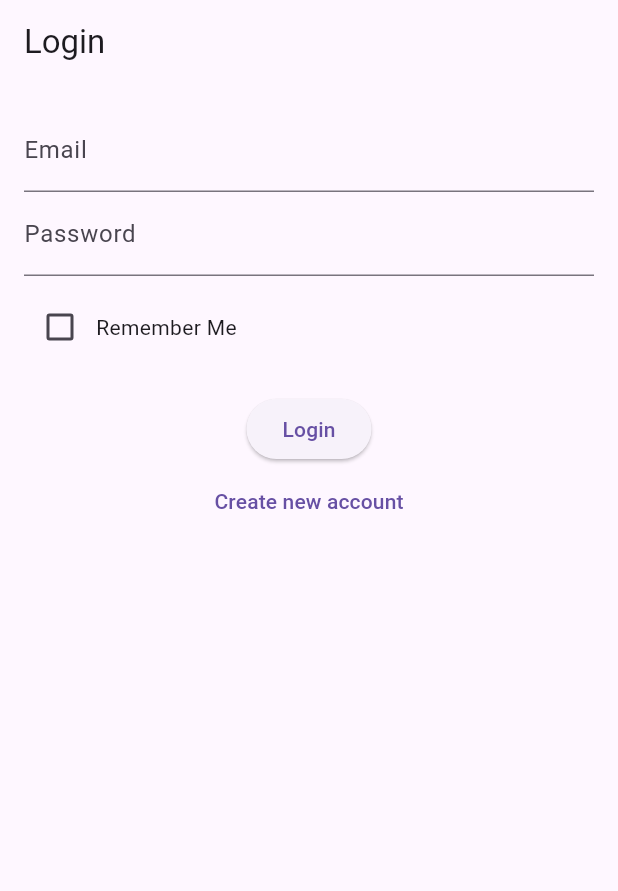
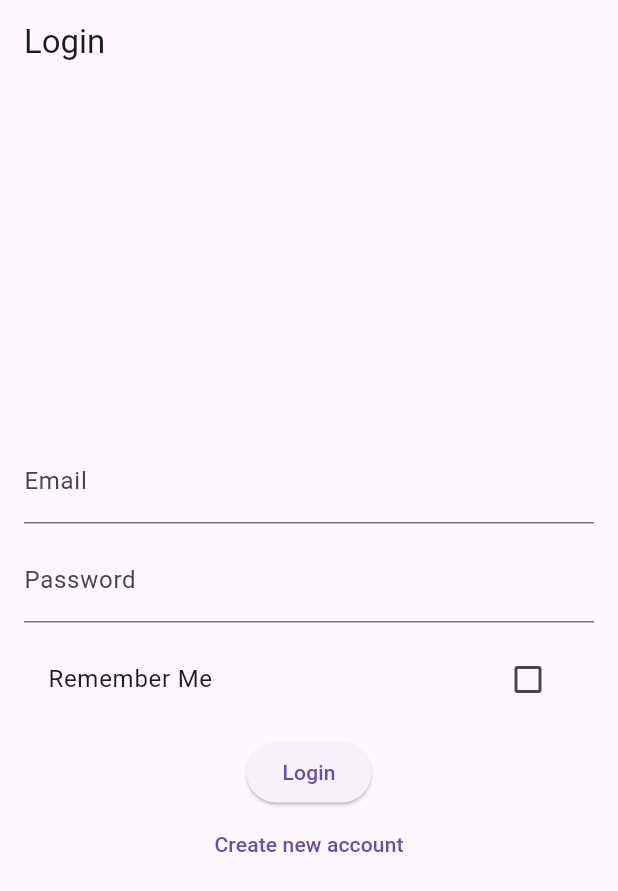
Before and after one commit to Cpos64/R.E.M., a Flutter app: the screen it shows after launch, on a phone screen of 412 x 824 dp. Shown: the top 891 px of the screen. Run offline on Flutter 3.47's test engine with Material 3 defaults, Android fonts, the light colour scheme and no system bars; our stand-ins replace cloud_firestore, firebase_auth, firebase_core, shared_preferences; accounts and stored records are empty; generated files the repository leaves out were written again.

Commit message:
Add login/signup UI with Remember Me, fix logout, and theme toggle

```diff
--- a/lib/main.dart
+++ b/lib/main.dart
@@ -1,12 +1,12 @@
 import 'package:flutter/material.dart';
 import 'package:firebase_core/firebase_core.dart';
+import 'package:firebase_auth/firebase_auth.dart';
 import 'firebase_options.dart';
-import 'auth_screen.dart';
+import 'screens/login_screen.dart';
 import 'home_screen.dart';
 import 'dreams_screen.dart';
 import 'sleep_log_screen.dart';
 import 'package:shared_preferences/shared_preferences.dart';
-import 'package:firebase_auth/firebase_auth.dart';
 
 void main() async {
   WidgetsFlutterBinding.ensureInitialized();
@@ -53,25 +53,27 @@
 
   @override
   Widget build(BuildContext context) {
+    return StreamBuilder<User?>(
+      stream: FirebaseAuth.instance.authStateChanges(),
+      builder: (context, snapshot) {
+        final isLoggedIn = snapshot.hasData;
+
         return MaterialApp(
           title: 'R.E.M',
           theme: _isDarkTheme ? ThemeData.dark() : ThemeData.light(),
           debugShowCheckedModeBanner: false,
-      home: FirebaseAuth.instance.currentUser == null
-          ? AuthScreen()
-          : HomeScreen(
+          home: isLoggedIn
+              ? HomeScreen(
                   toggleTheme: _toggleTheme,
                   isDarkTheme: _isDarkTheme,
-            ),
+                )
+              : const LoginScreen(),
           routes: {
-        '/auth': (context) => AuthScreen(),
-        '/home': (context) => HomeScreen(
-              toggleTheme: _toggleTheme,
-              isDarkTheme: _isDarkTheme,
-            ),
             '/dreams': (context) => DreamsScreen(),
             '/sleep_logs': (context) => SleepLogScreen(),
           },
         );
+      },
+    );
   }
 }
--- /dev/null
+++ b/lib/screens/login_screen.dart
@@ -0,0 +1,143 @@
+import 'package:flutter/material.dart';
+import 'package:firebase_auth/firebase_auth.dart';
+import '../home_screen.dart';
+import 'package:shared_preferences/shared_preferences.dart';
+
+
+class LoginScreen extends StatefulWidget {
+  const LoginScreen({super.key});
+
+  @override
+  State<LoginScreen> createState() => _LoginScreenState();
+}
+
+class _LoginScreenState extends State<LoginScreen> {
+  final _emailController = TextEditingController();
+  final _passwordController = TextEditingController();
+  bool _isLogin = true;
+  bool _isLoading = false;
+  String? _error;
+  bool _rememberMe = false;
+
+  @override
+  void initState() {
+    super.initState();
+    _loadSavedCredentials();
+  }
+
+  Future<void> _loadSavedCredentials() async {
+    final prefs = await SharedPreferences.getInstance();
+    final savedEmail = prefs.getString('email');
+    final savedPassword = prefs.getString('password');
+
+    if (savedEmail != null && savedPassword != null) {
+      _emailController.text = savedEmail;
+      _passwordController.text = savedPassword;
+      setState(() {
+        _rememberMe = true;
+      });
+    }
+  }
+
+  Future<void> _saveCredentials() async {
+    final prefs = await SharedPreferences.getInstance();
+    if (_rememberMe) {
+      await prefs.setString('email', _emailController.text.trim());
+      await prefs.setString('password', _passwordController.text.trim());
+    } else {
+      await prefs.remove('email');
+      await prefs.remove('password');
+    }
+  }
+
+  Future<void> _submit() async {
+    setState(() {
+      _isLoading = true;
+      _error = null;
+    });
+
+    try {
+      final email = _emailController.text.trim();
+      final password = _passwordController.text.trim();
+
+      if (_isLogin) {
+        await FirebaseAuth.instance.signInWithEmailAndPassword(email: email, password: password);
+      } else {
+        await FirebaseAuth.instance.createUserWithEmailAndPassword(email: email, password: password);
+      }
+
+      await _saveCredentials();
+    } on FirebaseAuthException catch (e) {
+      setState(() {
+        _error = e.message;
+      });
+    } catch (e) {
+      setState(() {
+        _error = 'Something went wrong. Please try again.';
+      });
+    } finally {
+      setState(() {
+        _isLoading = false;
+      });
+    }
+  }
+
+  @override
+  Widget build(BuildContext context) {
+    return Scaffold(
+      appBar: AppBar(title: Text(_isLogin ? 'Login' : 'Sign Up')),
+      body: Padding(
+        padding: const EdgeInsets.all(16.0),
+        child: Column(
+          mainAxisAlignment: MainAxisAlignment.center,
+          children: [
+            if (_error != null) ...[
+              Text(_error!, style: TextStyle(color: Colors.red)),
+              SizedBox(height: 10),
+            ],
+            TextField(
+              controller: _emailController,
+              decoration: InputDecoration(labelText: 'Email'),
+              keyboardType: TextInputType.emailAddress,
+            ),
+            SizedBox(height: 10),
+            TextField(
+  controller: _passwordController,
+  decoration: InputDecoration(labelText: 'Password'),
+  obscureText: true,
+),
+SizedBox(height: 10),
+
+CheckboxListTile(
+  title: Text('Remember Me'),
+  value: _rememberMe,
+  onChanged: (value) {
+    setState(() {
+      _rememberMe = value ?? false;
+    });
+  },
+),
+
+SizedBox(height: 10),
+_isLoading
+    ? CircularProgressIndicator()
+    : ElevatedButton(
+        onPressed: _submit,
+        child: Text(_isLogin ? 'Login' : 'Sign Up'),
+      ),
+
+            TextButton(
+              onPressed: () {
+                setState(() {
+                  _isLogin = !_isLogin;
+                  _error = null;
+                });
+              },
+              child: Text(_isLogin ? 'Create new account' : 'Already have an account? Login'),
+            ),
+          ],
+        ),
+      ),
+    );
+  }
+}
```
Also changed, not shown: lib/home_screen.dart (+11 -16 lines), lib/screens/auth_gate.dart (added, +34 -0 lines). Lines whose indentation alone changed are shown as unchanged.
